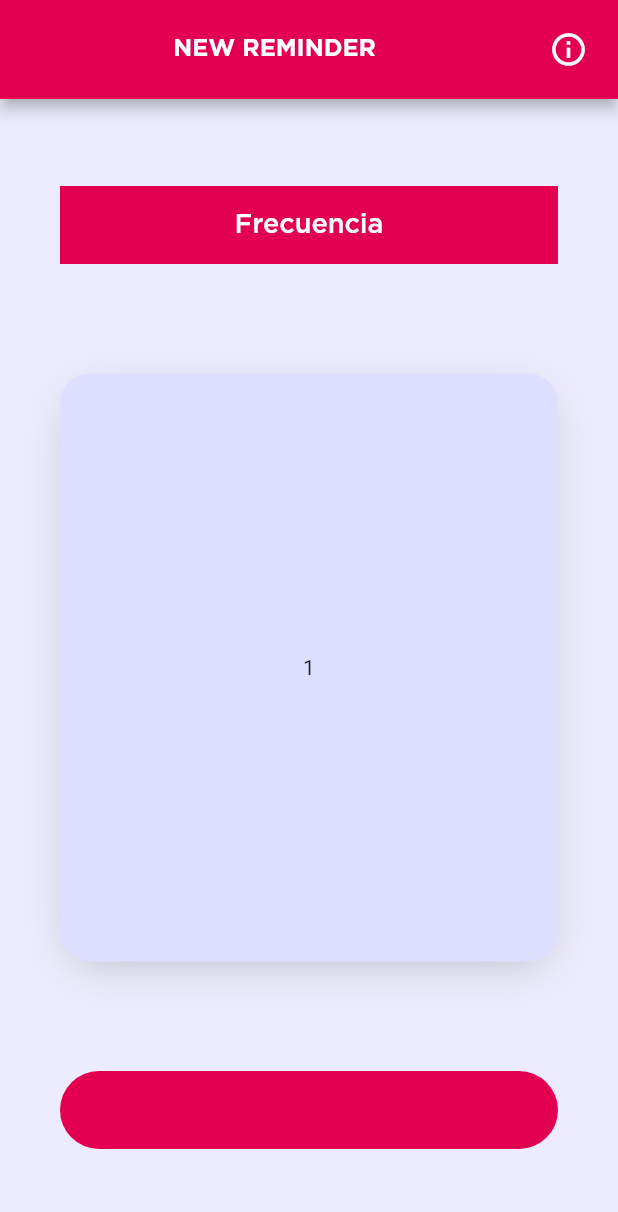
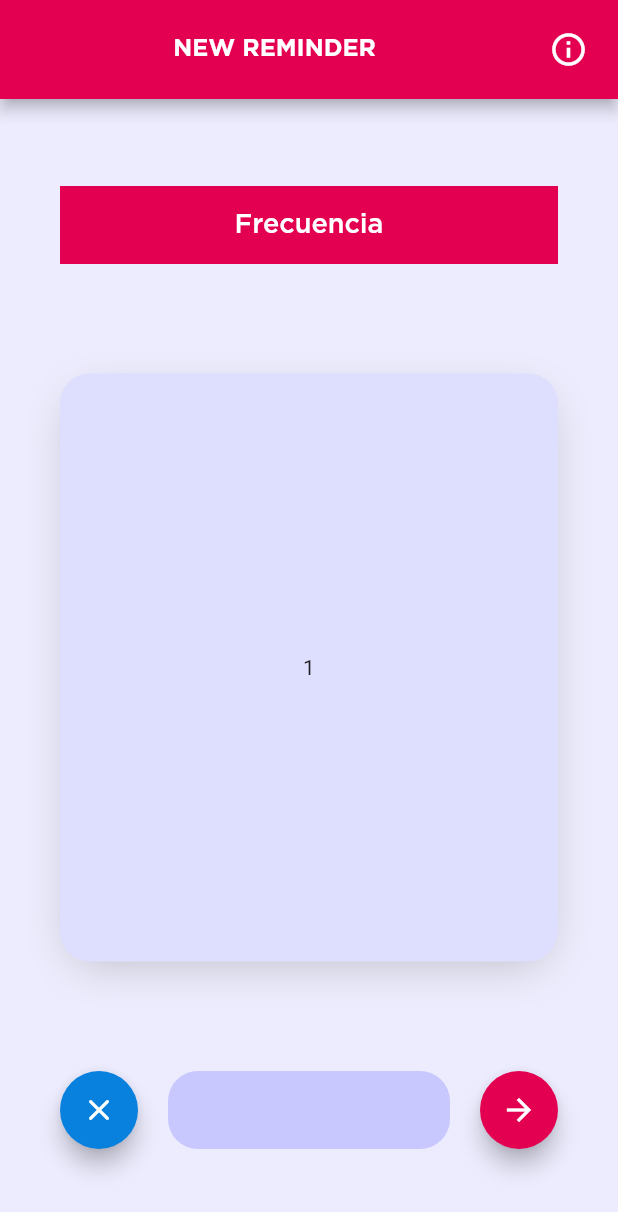
Before and after one commit to arhcoder/Smart-Reminders, a Flutter app: the screen it shows after launch, after a tap on the "add" icon, on a phone screen of 412 x 824 dp. Shown: the top 1212 px of the screen. Run offline on Flutter 3.47's test engine with Material 2 defaults, Android fonts, the light colour scheme and no system bars; drawn by our look-alikes of auto_size_text.

Commit message:
Programming Screen navigation implementated
The Page View now is only navigable with the correct implementation of the Page Controller Buttons, and it is implmented with a Provider who manage the state of the screen acording to the order navigation. It needs a variable navigation setting, and the panel's buttons definition

```diff
--- /dev/null
+++ b/lib/Panels/FrecuencyBlock.dart
@@ -0,0 +1,14 @@
+import 'package:flutter/material.dart';
+
+import 'package:smart_reminders/Widgets/Block.dart';
+
+class FrecuencyBlock extends StatelessWidget
+{
+    const FrecuencyBlock({Key? key}) : super(key: key);
+
+    @override
+    Widget build(BuildContext context)
+    {
+        return const Block(child: Center(child: Text("1")));
+    }
+}
--- a/lib/Panels/ProgrammingPanel.dart
+++ b/lib/Panels/ProgrammingPanel.dart
@@ -1,11 +1,18 @@
 import 'package:flutter/material.dart';
+import 'package:provider/provider.dart';
 
-import 'package:smart_reminders/Theme/Theme.dart';
 import 'package:smart_reminders/Responsive/Responsive.dart';
+import 'package:smart_reminders/Providers/PagesProvider.dart';
 
 import 'package:smart_reminders/Widgets/Titular.dart';
+
+import 'FrecuencyBlock.dart';
+import 'MonthBlock.dart';
+import 'WeekBlock.dart';
+import 'DaysBlock.dart';
+import 'HoursBlock.dart';
+
 import 'package:smart_reminders/Widgets/ViewsController.dart';
-import 'package:smart_reminders/Widgets/Block.dart';
 
 class ProgrammingPanel extends StatefulWidget
 {
@@ -17,7 +24,20 @@ class ProgrammingPanel extends StatefulWidget
 
 class ProgrammingPanelState extends State <ProgrammingPanel>
 {
+    // Attributes //
+    PageController pageController = PageController(initialPage: 0);
     String currentTitle = "Frecuencia";
+
+    // Methods //
+    void changePage()
+    {
+        pageController.animateToPage(
+            Provider.of<PagesProvider>(context, listen: false).pageIndex,
+            curve: Curves.ease,
+            duration: const Duration(milliseconds: 488)
+        );
+        setState((){});
+    }
 
     @override
     Widget build(BuildContext context)
@@ -75,14 +95,15 @@ class ProgrammingPanelState extends State <ProgrammingPanel>
                                     (
                                         child: PageView
                                         (
-                                            physics: const BouncingScrollPhysics(),
+                                            controller: pageController,
+                                            physics: const NeverScrollableScrollPhysics(),
                                             children: const
                                             [
-                                                Block(child: Center(child: Text("1"))),
-                                                Block(child: Center(child: Text("2"))),
-                                                Block(child: Center(child: Text("3"))),
-                                                Block(child: Center(child: Text("4"))),
-                                                Block(child: Center(child: Text("5")))
+                                                FrecuencyBlock(),
+                                                MonthBlock(),
+                                                WeekBlock(),
+                                                DaysBlock(),
+                                                HoursBlock()
                                             ]
                                         )
                                     )
@@ -103,12 +124,7 @@ class ProgrammingPanelState extends State <ProgrammingPanel>
                                     Padding
                                     (
                                         padding: const EdgeInsets.symmetric(horizontal: Responsive.appHorizontalPadding),
-                                        child: ViewsController
-                                        (
-                                            index: 0,
-                                            backFunction: (){},
-                                            nextFunction: (){},
-                                        )
+                                        child: ViewsController(pageChangeFunction: changePage)
                                     ),
                                     const SizedBox(height: Responsive.appTopMargin + 10.0)
                                 ]
--- /dev/null
+++ b/lib/Providers/AppProvider.dart
@@ -0,0 +1,38 @@
+import 'package:flutter/material.dart';
+
+class AppProvider extends ChangeNotifier
+{
+    // ATTRIBUTES //
+
+    // CURRENT REMINDER //
+
+    /// ID for the selected reminder in the database.
+    String currentReminderID;
+
+    /// Yearly Reminders  = [1];
+    /// Monthly Reminders = [2];
+    /// Weekly Reminders  = [3];
+    /// Daily Reminders   = [4];
+    int currentReminderKind;
+
+    /// Description of the current reminder.
+    String description;
+
+
+    // CONSTRUCTOR //
+    AppProvider
+    ({
+        this.currentReminderID = "0000",
+        this.currentReminderKind = 1,
+        this.description = ""
+    });
+
+
+    // METHODS //
+    void resetRemiderValues()
+    {
+        currentReminderID = "0000";
+        currentReminderKind = 1;
+        description = "";
+    }
+}
--- /dev/null
+++ b/lib/Providers/PagesProvider.dart
@@ -0,0 +1,32 @@
+import 'package:flutter/material.dart';
+
+class PagesProvider extends ChangeNotifier
+{
+    // Attributes //
+    int pageIndex;
+
+    // Constructor //
+    PagesProvider({this.pageIndex = 0});
+
+    List <int> yearlyTrack = [0, 1, 2, 3, 4];
+    List <int> monthlyTrack = [0, 2, 3, 4];
+    List <int> weeklyTrack = [0, 3, 4];
+    List <int> dailyTrack = [0, 4];
+
+    // Getters //
+    List <int> getYearlyTrack() => yearlyTrack;
+    List <int> getMonthlyTrack() => monthlyTrack;
+    List <int> getWeeklyTrack() => weeklyTrack;
+    List <int> getDailyTrack() => dailyTrack;
+
+    // Setters //
+    void setCurrentPageIndex(int newIndex)
+    {
+        pageIndex = newIndex;
+    }
+
+    void newPage()
+    {
+        pageIndex = 0;
+    }
+}
--- a/lib/Responsive/Responsive.dart
+++ b/lib/Responsive/Responsive.dart
@@ -4,6 +4,7 @@ class Responsive
     static const double appHorizontalPadding = 40.0;
     static const double appVerticalPadding = 60.0 - 8.0;
     static const double appTopMargin = 60.0 - 12.0;
+    static const double appIconSize = 30.0;
 
     static const double titularHeight = 60.0 - 8.0;
     static const double remindersMargin = 28.0;
--- a/lib/Screens/HomeScreen.dart
+++ b/lib/Screens/HomeScreen.dart
@@ -1,9 +1,11 @@
 import 'package:flutter/material.dart';
+import 'package:provider/provider.dart';
 
 import 'package:smart_reminders/generated/l10n.dart';
 
 import 'package:smart_reminders/Theme/Theme.dart';
 import 'package:smart_reminders/Responsive/Responsive.dart';
+import 'package:smart_reminders/Providers/PagesProvider.dart';
 
 import 'package:smart_reminders/Widgets/Header.dart';
 import 'package:smart_reminders/Widgets/Titular.dart';
@@ -70,6 +72,7 @@ class HomeScreen extends StatelessWidget
                     tooltip: S.current.home_add,
                     onPressed: ()
                     {
+                        Provider.of<PagesProvider>(context, listen: false).newPage();
                         Navigator.of(context).pushNamed("/program");
                     }
                 )
--- a/lib/Widgets/ViewsController.dart
+++ b/lib/Widgets/ViewsController.dart
@@ -1,29 +1,58 @@
 import 'package:flutter/material.dart';
+import 'package:provider/provider.dart';
 
 import 'package:smart_reminders/Theme/Theme.dart';
 import 'package:smart_reminders/Responsive/Responsive.dart';
+import 'package:smart_reminders/Providers/PagesProvider.dart';
 
 class ViewsController extends StatefulWidget
 {
-    final int index;
-    final VoidCallback backFunction;
-    final VoidCallback nextFunction;
+    final VoidCallback pageChangeFunction;
 
-    const ViewsController
-    ({
-        Key? key,
-        required this.index,
-        required this.backFunction,
-        required this.nextFunction
-    })
-    : super(key: key);
+    const ViewsController({Key? key, required this.pageChangeFunction}) : super(key: key);
 
     @override
-    _ViewsControllerState createState() => _ViewsControllerState();
+    ViewsControllerState createState() => ViewsControllerState();
 }
 
-class _ViewsControllerState extends State <ViewsController>
+class ViewsControllerState extends State <ViewsController>
 {
+    void navigationLogic(int direction)
+    {
+        /// If direction == 0, it implements the goes back logic.
+        /// If direction == 1, it implements the goes next logic.
+        if (direction == 0)
+        {
+            // Annual navigation //
+            if (1 == 1)
+            {
+                Provider.of<PagesProvider>(context, listen: false).setCurrentPageIndex(
+                    Provider.of<PagesProvider>(context, listen: false).pageIndex - 1
+                );
+                setState(() {
+
+                });
+            }
+        }
+        else if (direction == 1)
+        {
+            if (1 == 1)
+            {
+                Provider.of<PagesProvider>(context, listen: false).setCurrentPageIndex(
+                    Provider.of<PagesProvider>(context, listen: false).pageIndex + 1
+                );
+                setState(() {
+
+                });
+            }
+        }
+        else
+        {
+            // Error //
+        }
+    }
+
+
     @override
     Widget build(BuildContext context)
     {
@@ -31,11 +60,102 @@ class _ViewsControllerState extends State <ViewsController>
         (
             width: double.infinity,
             height: Responsive.titularHeight,
-            decoration: BoxDecoration
+
+            child: Row
             (
-                color: AppColors.main,
-                borderRadius: BorderRadius.circular(40.0)
+                mainAxisAlignment: MainAxisAlignment.spaceBetween,
+                crossAxisAlignment: CrossAxisAlignment.center,
+
+                children:
+                [
+                    // Back Button //
+                    Container
+                    (
+                        width: Responsive.titularHeight,
+                        height: Responsive.titularHeight,
+
+                        child: (Provider.of<PagesProvider>(context, listen: false).pageIndex == 0)
+                        ? FloatingActionButton
+                        (
+                            backgroundColor: AppColors.secundary,
+                            child: const Icon(Icons.close_rounded, size: Responsive.appIconSize - 6.0),
+                            onPressed: (){Navigator.of(context).pop();}
+                        )
+                        : ArrowButton
+                        (
+                            isBackArrow: true,
+                            onTap: ()
+                            {
+                                navigationLogic(0);
+                                widget.pageChangeFunction();
+                                setState((){});
+                            }
+                        )
+                    ),
+
+                    // Dots Panel //
+                    const SizedBox(width: 20.0),
+                    Expanded(child: Container
+                    (
+                        decoration: BoxDecoration
+                        (
+                            color: AppColors.card,
+                            borderRadius: BorderRadius.circular(20.0)
+                        )
+                    )),
+                    const SizedBox(width: 20.0),
+
+                    // Next Button //
+                    Container
+                    (
+                        width: Responsive.titularHeight,
+                        height: Responsive.titularHeight,
+
+                        child: (Provider.of<PagesProvider>(context, listen: false).pageIndex == 4)
+                        ? FloatingActionButton
+                        (
+                            backgroundColor: AppColors.secundary,
+                            child: const Icon(Icons.check, size: Responsive.appIconSize - 6.0),
+                            onPressed: (){Navigator.of(context).popAndPushNamed("/reminder");}
+                        )
+                        : ArrowButton
+                        (
+                            onTap: ()
+                            {
+                                navigationLogic(1);
+                                widget.pageChangeFunction();
+                                setState((){});
+                            }
+                        )
+                    )
+                ]
             )
         );
     }
 }
+
+class ArrowButton extends StatelessWidget
+{
+    final VoidCallback onTap;
+    bool isBackArrow;
+
+    ArrowButton({Key? key, required this.onTap, this.isBackArrow = false}) : super(key: key);
+
+    @override
+    Widget build(BuildContext context)
+    {
+        return FloatingActionButton
+        (
+            backgroundColor: AppColors.main,
+            child: Icon
+            (
+                (isBackArrow)
+                ? Icons.arrow_back
+                : Icons.arrow_forward,
+                size: Responsive.appIconSize - 6.0
+            ),
+            heroTag: null,
+            onPressed: onTap
+        );
+    }
+}
--- a/lib/main.dart
+++ b/lib/main.dart
@@ -1,8 +1,11 @@
 import 'package:flutter/material.dart';
+import 'package:provider/provider.dart';
 import 'package:flutter/services.dart';
+import 'package:smart_reminders/Providers/PagesProvider.dart';
+
+import 'Providers/AppProvider.dart';
 
 import 'Theme/Theme.dart';
-// import 'Responsive/Responsive.dart';
 
 import 'generated/l10n.dart';
 import 'package:flutter_localizations/flutter_localizations.dart';
@@ -22,7 +25,26 @@ void main()
         )
     );
 
-    runApp(const MyApp());
+    runApp(const ReminderApp());
+}
+
+class ReminderApp extends StatelessWidget
+{
+    const ReminderApp({Key? key}) : super(key: key);
+
+    @override
+    Widget build(BuildContext context)
+    {
+        return MultiProvider
+        (
+            child: const MyApp(),
+            providers:
+            [
+                ChangeNotifierProvider(create: (_) => AppProvider(), lazy: false),
+                ChangeNotifierProvider(create: (_) => PagesProvider(), lazy: false)
+            ]
+        );
+    }
 }
 
 class MyApp extends StatelessWidget
```
Also changed, not shown: lib/Panels/DaysBlock.dart (added, +14 -0 lines), lib/Panels/HoursBlock.dart (added, +14 -0 lines), lib/Panels/MonthBlock.dart (added, +14 -0 lines), lib/Panels/WeekBlock.dart (added, +14 -0 lines).
